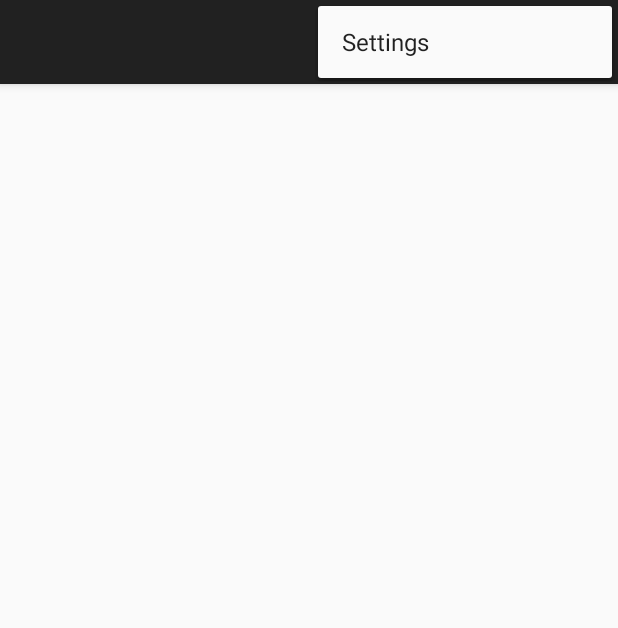
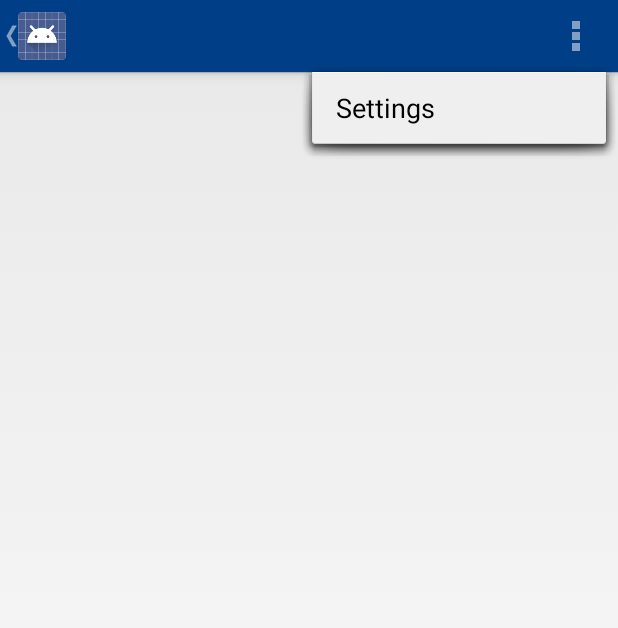
Before and after one commit to wemped/VirtualTour2, an Android app: the StopActivity screen opened directly, with no data from a screen before it, with the options menu open, on a phone screen of 412 x 824 dp. Shown: the top 628 px of the screen. Run offline under Robolectric (Android 15) with nearby library versions, the phone set to English and light mode, and no system bars; 1 statement that could not run was skipped.

Commit message:
commiting action bar style and home button addition

```diff
--- a/app/build.gradle
+++ b/app/build.gradle
@@ -7,7 +7,7 @@ android {
     defaultConfig {
         applicationId "com.example.wemped.virtualtourskeleton"
         minSdkVersion 15
-        targetSdkVersion 22
+        targetSdkVersion 21
         versionCode 1
         versionName "1.0"
     }
--- a/app/src/main/java/com/example/wemped/virtualtourskeleton/StopActivity.java
+++ b/app/src/main/java/com/example/wemped/virtualtourskeleton/StopActivity.java
@@ -2,6 +2,7 @@ package com.example.wemped.virtualtourskeleton;
 
 import android.app.Activity;
 import android.os.Bundle;
+import android.support.v4.app.FragmentActivity;
 import android.support.v7.app.ActionBarActivity;
 import android.text.SpannableString;
 import android.text.style.UnderlineSpan;
@@ -24,8 +25,11 @@ import org.json.JSONObject;
 
 /**
  * Created by wemped on 5/19/15.
+ * Edit: class now extends FragmentActivity, which allows for the use of everything
+ * currently implemented in this file to continue working, while allowing for simple
+ * styling of the action bar to come from styles.xml -Nathaniel R.
  */
-public class StopActivity  extends ActionBarActivity implements OnContentLoaded,View.OnClickListener, View.OnTouchListener, OnTaskCompleted {
+public class StopActivity  extends FragmentActivity implements OnContentLoaded,View.OnClickListener, View.OnTouchListener, OnTaskCompleted {
     private static int STOP_ID = -1;
     private static int MAP_ID = -1;
     private static int queuedContent=0;
@@ -54,6 +58,9 @@ public class StopActivity  extends ActionBarActivity implements OnContentLoaded,
         STOP_ID = getIntent().getExtras().getInt("STOP_ID");
         setTitle("");
         buildStop();
+
+        //add back button to stops to bring users back to home page
+        getActionBar().setDisplayHomeAsUpEnabled(true);
     }
 
     @Override
--- a/app/src/main/res/values/styles.xml
+++ b/app/src/main/res/values/styles.xml
@@ -5,4 +5,16 @@
         <!-- Customize your theme here. -->
     </style>
 
+    <style name="WWUTheme" parent="@android:style/Theme.Holo.Light.DarkActionBar">
+        <!-- Customize your theme here. -->
+        <item name="android:actionBarStyle">@style/WWUAB30</item>
+    </style>
+
+    <!-- ActionBar styles -->
+    <style name="WWUAB30"
+        parent="@android:style/Widget.Holo.Light.ActionBar.Solid.Inverse">
+        <item name="android:background">#003f87</item>
+    </style>
+
+
 </resources>
```
Also changed, not shown: app/src/main/AndroidManifest.xml (+4 -3 lines), app/src/main/java/com/example/wemped/virtualtourskeleton/MainActivity.java (+7 -2 lines), 2 other files.
